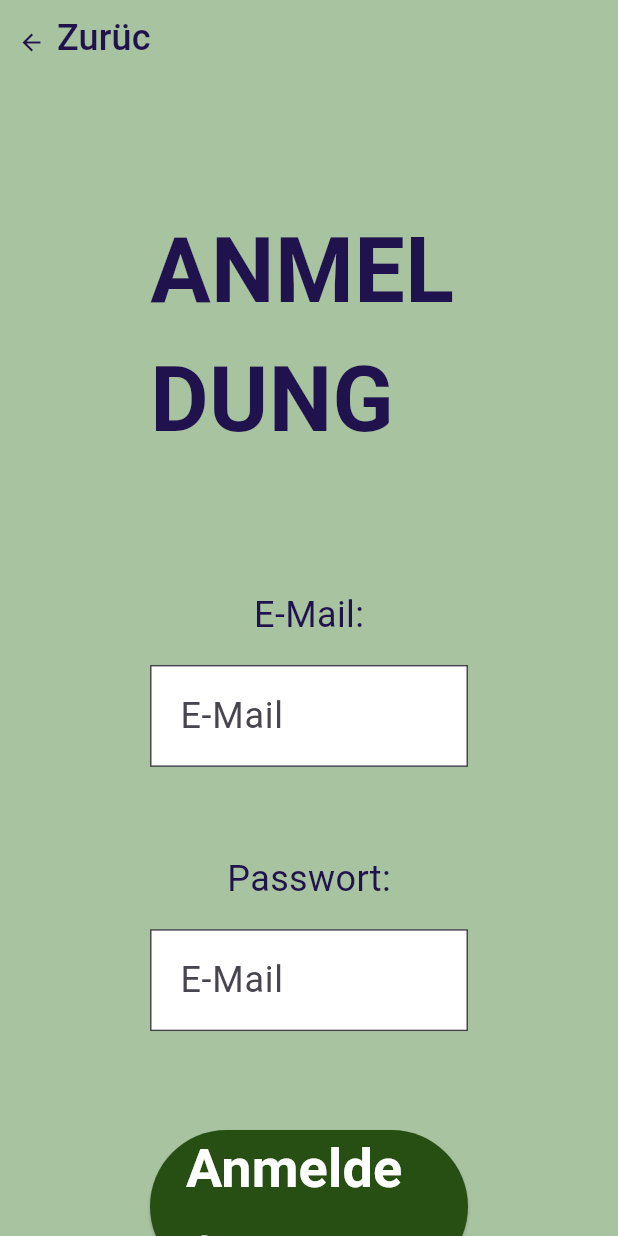
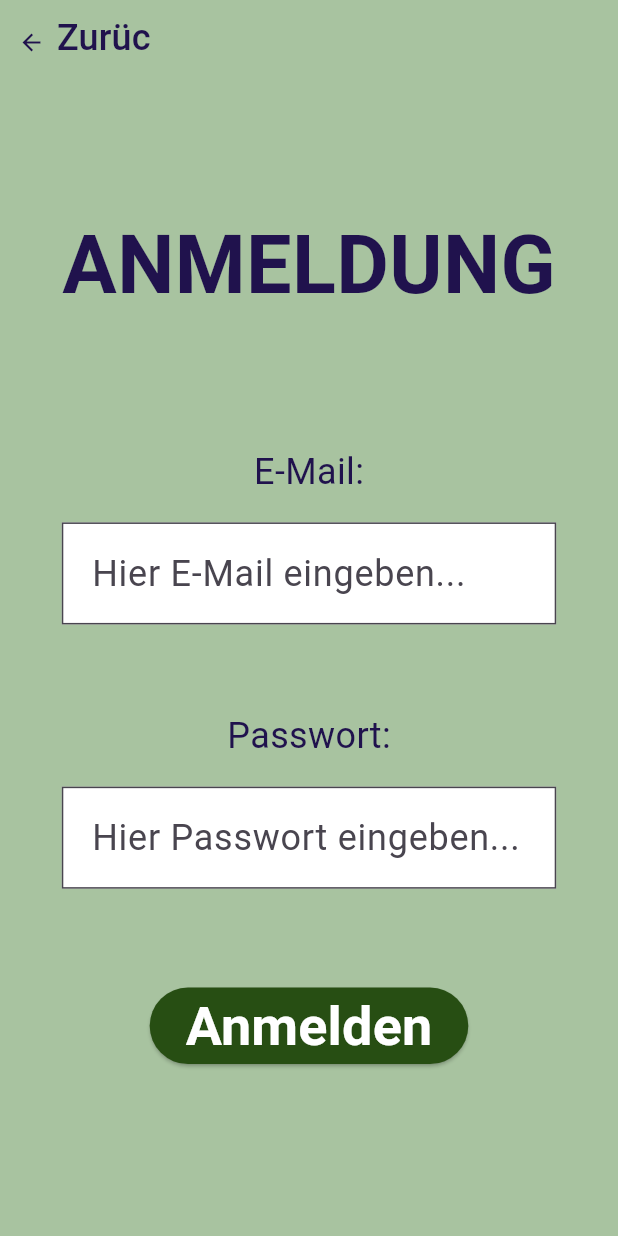
Before and after one commit to madleenmahncke/NotfallbereitFlutter, a Flutter app: the screen it shows after launch, after a tap on "Anmelden", on a phone screen of 412 x 824 dp. Run offline on Flutter 3.47's test engine with Material 3 defaults, Android fonts, the phone set to English and light mode, and no system bars; drawn by our look-alikes of auto_size_text; Roboto replaces fonts that are missing (Agenor).

Commit message:
styling for login page

```diff
--- a/lib/features/auth/pages/login_page.dart
+++ b/lib/features/auth/pages/login_page.dart
@@ -3,6 +3,7 @@ import 'dart:convert';
 import 'package:flutter/material.dart';
 import 'package:http/http.dart' as http;
 import 'package:notfallbereit/theme/app_styles.dart';
+import 'package:auto_size_text/auto_size_text.dart';
 
 class LoginPage extends StatefulWidget {
   const LoginPage({super.key});
@@ -67,6 +68,7 @@ class _LoginPageState extends State<LoginPage> {
   @override
   Widget build(BuildContext context) {
     final screenHeight = MediaQuery.of(context).size.height;
+    final screenWidth = MediaQuery.of(context).size.width;
 
     return Scaffold(
       backgroundColor: const Color(0xFFA8C3A0),
@@ -86,17 +88,24 @@ class _LoginPageState extends State<LoginPage> {
         ),
       ),
 
-      body: Center(
+      body: SingleChildScrollView(
+        child: Center(
           child: Padding(
-          padding: const EdgeInsets.symmetric(horizontal: 100),
+            padding: EdgeInsets.symmetric(horizontal: screenWidth * 0.04),
 
             child: SizedBox(
+              width: screenWidth * 0.8,
               child: Column(
                 children: [
                   SizedBox(height: screenHeight * 0.1),
 
                   // Title
-                Text('ANMELDUNG', style: AppStyles.title),
+                  AutoSizeText(
+                    'ANMELDUNG',
+                    style: AppStyles.title,
+                    maxLines: 1,
+                    minFontSize: 26,
+                  ),
 
                   SizedBox(height: screenHeight * 0.1),
 
@@ -108,7 +117,7 @@ class _LoginPageState extends State<LoginPage> {
                   // TextField E-Mail
                   TextField(
                     style: AppStyles.inputStyle,
-                  decoration: AppStyles.textField('E-Mail'),
+                    decoration: AppStyles.textField('Hier E-Mail eingeben...'),
                   ),
 
                   SizedBox(height: screenHeight * 0.07),
@@ -119,7 +128,9 @@ class _LoginPageState extends State<LoginPage> {
 
                   TextField(
                     style: AppStyles.inputStyle,
-                  decoration: AppStyles.textField('E-Mail'),
+                    decoration: AppStyles.textField(
+                      'Hier Passwort eingeben...',
+                    ),
                   ),
 
                   SizedBox(height: screenHeight * 0.08),
@@ -134,6 +145,7 @@ class _LoginPageState extends State<LoginPage> {
             ),
           ),
         ),
+      ),
     );
   }
 }
--- a/pubspec.yaml
+++ b/pubspec.yaml
@@ -2,7 +2,7 @@ name: notfallbereit
 description: "A new Flutter project."
 # The following line prevents the package from being accidentally published to
 # pub.dev using `flutter pub publish`. This is preferred for private packages.
-publish_to: 'none' # Remove this line if you wish to publish to pub.dev
+publish_to: "none" # Remove this line if you wish to publish to pub.dev
 
 # The following defines the version and build number for your application.
 # A version number is three numbers separated by dots, like 1.2.43
@@ -36,6 +36,8 @@ dependencies:
   cupertino_icons: ^1.0.8
   http: ^1.6.0
 
+  auto_size_text: ^3.0.0
+
 dev_dependencies:
   flutter_test:
     sdk: flutter
@@ -52,7 +54,6 @@ dev_dependencies:
 
 # The following section is specific to Flutter packages.
 flutter:
-
   # The following line ensures that the Material Icons font is
   # included with your application, so that you can use the icons in
   # the material Icons class.
```
Also changed, not shown: pubspec.lock. Lines whose indentation alone changed are shown as unchanged.
